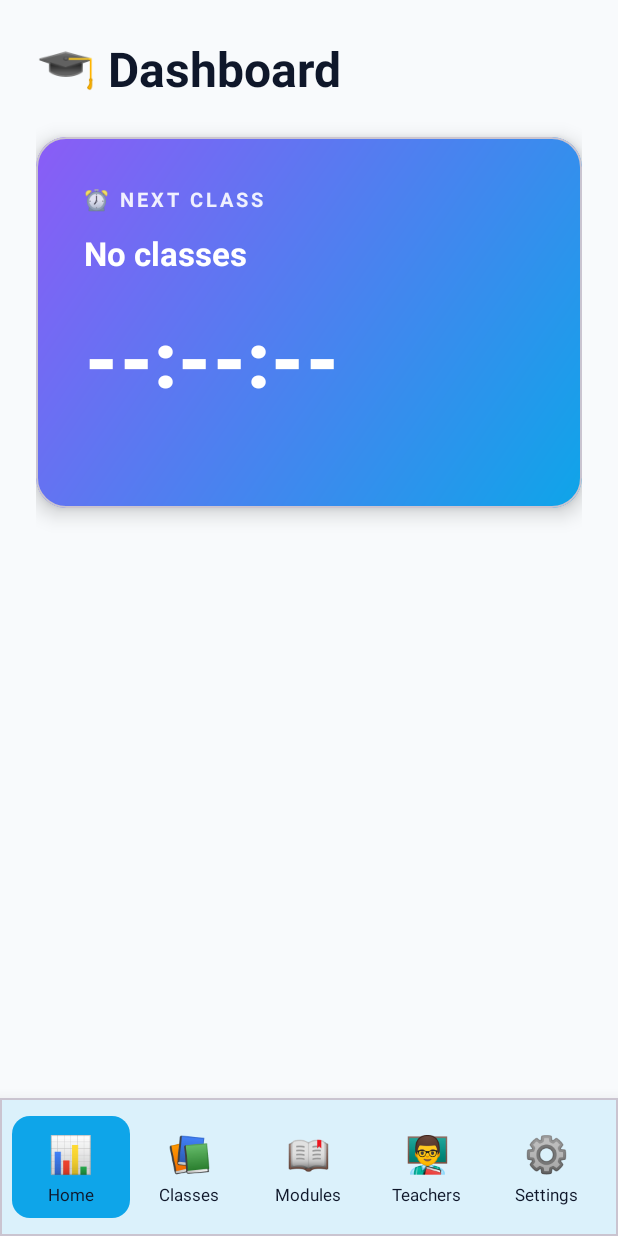
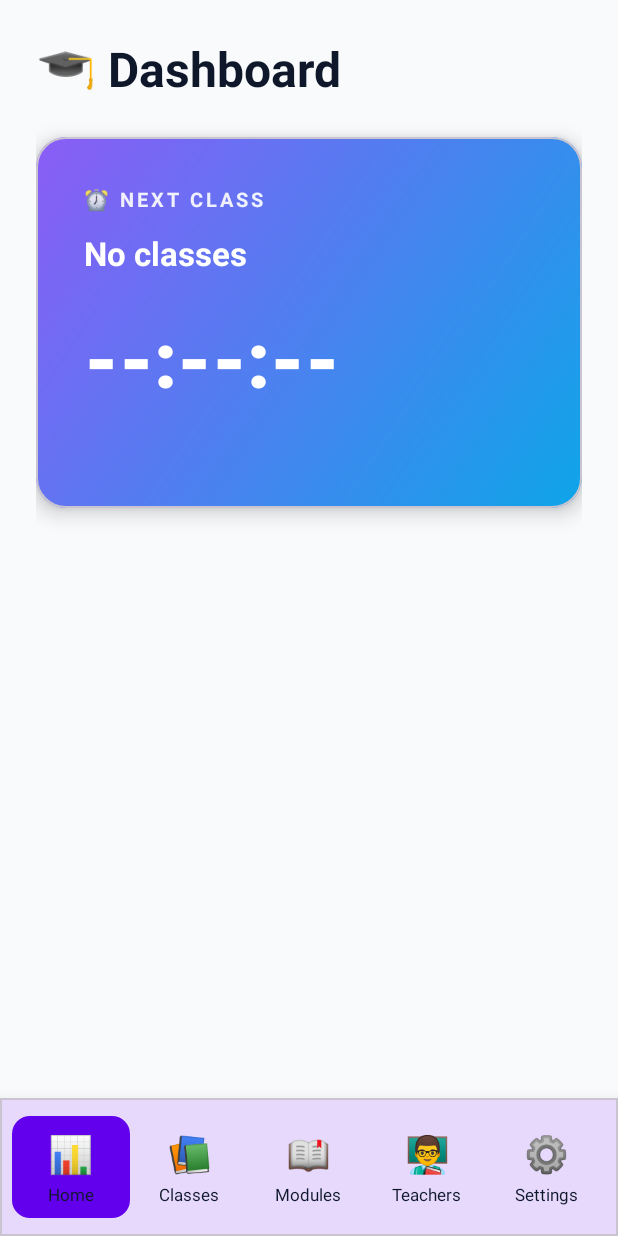
Before and after one commit to Elouahabi-Naoufal/Academic_Management_Assistant, an Android app: the screen it shows after launch (MainActivity), on a phone screen of 412 x 824 dp. Run offline under Robolectric (Android 15) with nearby library versions, the phone set to English and light mode, and no system bars.

Commit message:
fix : using accent color for the tab panel and toggle button of dark mode, still needs fixing for other fucntionalities

```diff
--- a/app/src/main/java/academic/management/assistant/MainActivity.java
+++ b/app/src/main/java/academic/management/assistant/MainActivity.java
@@ -6,25 +6,34 @@ import android.os.Bundle;
 import android.view.View;
 import android.widget.LinearLayout;
 import android.graphics.Color;
+import android.graphics.drawable.GradientDrawable;
+import android.content.res.ColorStateList;
+import androidx.appcompat.app.AppCompatDelegate;
 import com.google.android.material.card.MaterialCardView;
 import academic.management.assistant.database.DatabaseHelper;
 import academic.management.assistant.database.ThemeDao;
 
 public class MainActivity extends Activity {
     private LinearLayout btnDashboard, btnClasses, btnModules, btnTeachers, btnSettings;
+    private int accentColor;
 
     @Override
     protected void onCreate(Bundle savedInstanceState) {
-        super.onCreate(savedInstanceState);
-
         DatabaseHelper dbHelper = new DatabaseHelper(this);
         ThemeDao themeDao = new ThemeDao(dbHelper);
 
+        // Apply theme before setContentView
+        AppCompatDelegate.setDefaultNightMode(
+            themeDao.isDarkTheme() ?
+            AppCompatDelegate.MODE_NIGHT_YES :
+            AppCompatDelegate.MODE_NIGHT_NO
+        );
+
+        accentColor = Color.parseColor(themeDao.getAccentColor());
+        getTheme().applyStyle(getAccentStyle(themeDao.getAccentColor()), true);
+
+        super.onCreate(savedInstanceState);
         setContentView(R.layout.activity_main);
-
-        if (themeDao.isDarkTheme()) {
-            findViewById(R.id.container).setBackgroundColor(Color.parseColor("#121212"));
-        }
 
         btnDashboard = findViewById(R.id.btnDashboard);
         btnClasses = findViewById(R.id.btnClasses);
@@ -53,6 +62,7 @@ public class MainActivity extends Activity {
             showFragment(new SettingsFragment());
         });
 
+        applyAccentToTabs();
         selectTab(btnDashboard);
         showFragment(new DashboardFragment());
     }
@@ -63,7 +73,27 @@ public class MainActivity extends Activity {
         btnModules.setSelected(false);
         btnTeachers.setSelected(false);
         btnSettings.setSelected(false);
+
+        btnDashboard.setBackgroundResource(android.R.color.transparent);
+        btnClasses.setBackgroundResource(android.R.color.transparent);
+        btnModules.setBackgroundResource(android.R.color.transparent);
+        btnTeachers.setBackgroundResource(android.R.color.transparent);
+        btnSettings.setBackgroundResource(android.R.color.transparent);
+
+        GradientDrawable selectedBg = new GradientDrawable();
+        selectedBg.setShape(GradientDrawable.RECTANGLE);
+        selectedBg.setColor(accentColor);
+        selectedBg.setCornerRadius(12 * getResources().getDisplayMetrics().density);
+        selected.setBackground(selectedBg);
         selected.setSelected(true);
+    }
+
+    private void applyAccentToTabs() {
+        // Initial setup for all tabs
+        LinearLayout[] tabs = {btnDashboard, btnClasses, btnModules, btnTeachers, btnSettings};
+        for (LinearLayout tab : tabs) {
+            tab.setBackgroundResource(android.R.color.transparent);
+        }
     }
 
     private void showFragment(android.app.Fragment fragment) {
@@ -71,4 +101,15 @@ public class MainActivity extends Activity {
         transaction.replace(R.id.container, fragment);
         transaction.commit();
     }
+
+    private int getAccentStyle(String color) {
+        switch (color) {
+            case "#6200EE": return R.style.AccentPurple;
+            case "#2196F3": return R.style.AccentBlue;
+            case "#4CAF50": return R.style.AccentGreen;
+            case "#F44336": return R.style.AccentRed;
+            case "#FF9800": return R.style.AccentOrange;
+            default: return R.style.AccentPurple;
+        }
+    }
 }
--- a/app/src/main/res/values-night/themes.xml
+++ b/app/src/main/res/values-night/themes.xml
@@ -1,6 +1,6 @@
 <resources xmlns:tools="http://schemas.android.com/tools">
     <style name="Theme.Academic_Management_Assistant" parent="Theme.Material3.Dark.NoActionBar">
-        <item name="colorPrimary">@color/primary_light</item>
+        <item name="colorPrimary">?attr/accentColor</item>
         <item name="colorSecondary">@color/secondary_light</item>
         <item name="android:colorBackground">@color/background_dark</item>
         <item name="colorSurface">@color/surface_dark</item>
@@ -9,5 +9,6 @@
         <item name="colorOnBackground">@color/text_primary_dark</item>
         <item name="android:statusBarColor">@color/background_dark</item>
         <item name="android:navigationBarColor">@color/surface_dark</item>
+        <item name="accentColor">@color/primary_light</item>
     </style>
 </resources>
--- a/app/src/main/res/values/attrs.xml
+++ b/app/src/main/res/values/attrs.xml
@@ -1,3 +1,4 @@
 <?xml version="1.0" encoding="utf-8"?>
 <resources>
+    <attr name="accentColor" format="color" />
 </resources>
--- a/app/src/main/res/values/themes.xml
+++ b/app/src/main/res/values/themes.xml
@@ -1,7 +1,7 @@
 <?xml version="1.0" encoding="utf-8"?>
 <resources>
     <style name="Theme.Academic_Management_Assistant" parent="Theme.Material3.Light.NoActionBar">
-        <item name="colorPrimary">@color/primary</item>
+        <item name="colorPrimary">?attr/accentColor</item>
         <item name="colorSecondary">@color/secondary</item>
         <item name="android:colorBackground">@color/background_light</item>
         <item name="colorSurface">@color/surface_light</item>
@@ -12,5 +12,26 @@
         <item name="android:windowLightStatusBar">true</item>
         <item name="android:navigationBarColor">@color/surface_light</item>
         <item name="android:windowLightNavigationBar">true</item>
+        <item name="accentColor">@color/primary</item>
+    </style>
+
+    <style name="AccentPurple">
+        <item name="accentColor">#6200EE</item>
+    </style>
+
+    <style name="AccentBlue">
+        <item name="accentColor">#2196F3</item>
+    </style>
+
+    <style name="AccentGreen">
+        <item name="accentColor">#4CAF50</item>
+    </style>
+
+    <style name="AccentRed">
+        <item name="accentColor">#F44336</item>
+    </style>
+
+    <style name="AccentOrange">
+        <item name="accentColor">#FF9800</item>
     </style>
 </resources>
```
Also changed, not shown: app/src/main/java/academic/management/assistant/SettingsFragment.java (+15 -5 lines).
